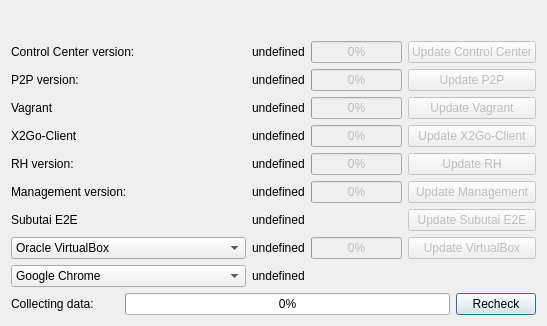
First picture: the form in hub/forms/DlgAbout.ui, repository subutai-io/control-center, before the edit.
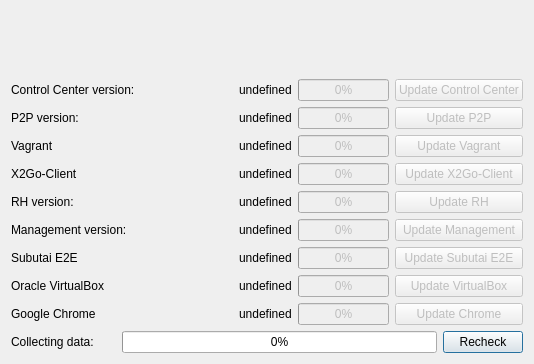
Second picture: the form after the edit. Icons and pictures are not drawn.

Commit message: reset about dlg and set default browser from settings

The edit to the form file:
```diff
--- a/hub/forms/DlgAbout.ui
+++ b/hub/forms/DlgAbout.ui
@@ -6,8 +6,8 @@
    <rect>
     <x>0</x>
     <y>0</y>
-    <width>547</width>
-    <height>326</height>
+    <width>534</width>
+    <height>364</height>
    </rect>
   </property>
   <property name="windowTitle">
@@ -49,7 +49,7 @@
       </layout>
      </item>
      <item row="1" column="0">
-      <layout class="QGridLayout" name="gridLayout_2" rowstretch="2,0,0,0,0,0,0,0,0,0,0,0" columnstretch="1,0,0,0">
+      <layout class="QGridLayout" name="gridLayout_2" rowstretch="2,0,0,0,0,0,0,0,0,0,0" columnstretch="1,0,0,0">
        <item row="6" column="3">
         <widget class="QPushButton" name="btn_subutai_e2e">
          <property name="enabled">
@@ -175,18 +175,6 @@
          </property>
         </widget>
        </item>
-       <item row="10" column="0">
-        <widget class="QComboBox" name="comboBox_2">
-         <property name="toolTip">
-          <string>&lt;html&gt;&lt;head/&gt;&lt;body&gt;&lt;p&gt;Default browser&lt;/p&gt;&lt;/body&gt;&lt;/html&gt;</string>
-         </property>
-         <item>
-          <property name="text">
-           <string>Google Chrome</string>
-          </property>
-         </item>
-        </widget>
-       </item>
        <item row="5" column="3">
         <widget class="QPushButton" name="btn_rhm_update">
          <property name="enabled">
@@ -220,18 +208,6 @@
          </property>
         </widget>
        </item>
-       <item row="7" column="0">
-        <widget class="QComboBox" name="comboBox">
-         <property name="toolTip">
-          <string>&lt;html&gt;&lt;head/&gt;&lt;body&gt;&lt;p&gt;Hypervisor for peer manager&lt;/p&gt;&lt;/body&gt;&lt;/html&gt;</string>
-         </property>
-         <item>
-          <property name="text">
-           <string>Oracle VirtualBox</string>
-          </property>
-         </item>
-        </widget>
-       </item>
        <item row="5" column="2">
         <widget class="QProgressBar" name="pb_rhm">
          <property name="enabled">
@@ -399,6 +375,50 @@
          </property>
         </widget>
        </item>
+       <item row="7" column="0">
+        <widget class="QLabel" name="lbl_oracle_virtualbox_version">
+         <property name="text">
+          <string>Oracle VirtualBox</string>
+         </property>
+        </widget>
+       </item>
+       <item row="10" column="0">
+        <widget class="QLabel" name="lbl_chrome_version">
+         <property name="text">
+          <string>Google Chrome</string>
+         </property>
+        </widget>
+       </item>
+       <item row="10" column="3">
+        <widget class="QPushButton" name="btn_chrome">
+         <property name="enabled">
+          <bool>false</bool>
+         </property>
+         <property name="text">
+          <string>Update Chrome</string>
+         </property>
+        </widget>
+       </item>
+       <item row="10" column="2">
+        <widget class="QProgressBar" name="progressBar">
+         <property name="enabled">
+          <bool>false</bool>
+         </property>
+         <property name="value">
+          <number>0</number>
+         </property>
+        </widget>
+       </item>
+       <item row="6" column="2">
+        <widget class="QProgressBar" name="progressBar_2">
+         <property name="enabled">
+          <bool>false</bool>
+         </property>
+         <property name="value">
+          <number>0</number>
+         </property>
+        </widget>
+       </item>
       </layout>
      </item>
     </layout>
```
The commit also changes 3 other files.
